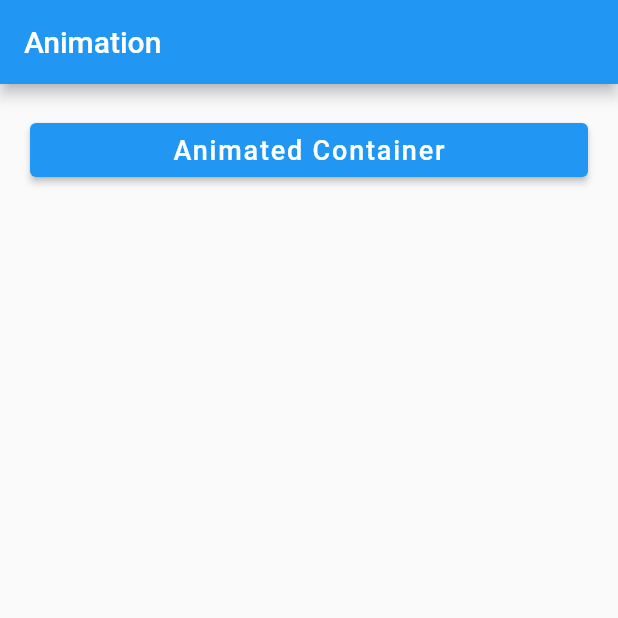
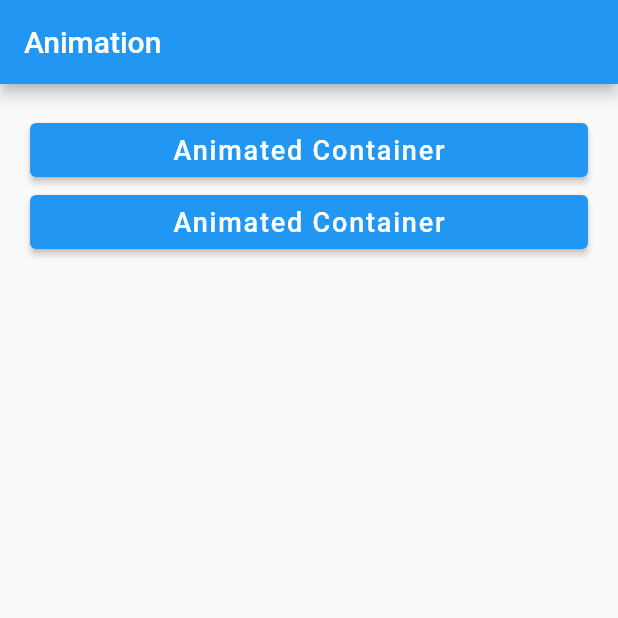
Before and after one commit to amirhossein-jahangiri/Flutter-Animation-Examples, a Flutter app: the screen it shows after launch, on a phone screen of 412 x 824 dp, the top half of it. Run offline on Flutter 3.47's test engine with Material 2 defaults, Android fonts, the phone set to English and light mode, and no system bars.

Commit message:
update files and folders clean codes and make some separate widgets

```diff
--- a/lib/home_screen.dart
+++ b/lib/home_screen.dart
@@ -1,13 +1,16 @@
 import 'package:flutter/material.dart';
-import 'package:learn_animation/animated_screen/animated_container.dart';
+
+import 'items_widget.dart';
+import '/animated_screen/animated_container_widget.dart';
 
 class HomeScreen extends StatelessWidget {
   const HomeScreen({Key? key}) : super(key: key);
 
-  final TextStyle defaultTextStyle = const TextStyle(
-    fontSize: 18.0,
-    letterSpacing: 1.2,
-  );
+  _buildRoutingWithName(BuildContext context, Widget widgetName) {
+    return Navigator.of(context).push(
+      MaterialPageRoute(builder: (context) => widgetName),
+    );
+  }
 
   @override
   Widget build(BuildContext context) {
@@ -16,16 +19,22 @@ class HomeScreen extends StatelessWidget {
       body: ListView(
         padding: const EdgeInsets.all(20.0),
         children: [
-          ElevatedButton(
-            onPressed: () {
-              Navigator.of(context).push(
-                MaterialPageRoute(
-                  builder: (context) => const AnimatedContainerScreen(),
-                ),
-              );
-            },
-            child: Text('Animated Container', style: defaultTextStyle),
+          Items(
+            title: 'Animated Container',
+            press: () => _buildRoutingWithName(
+              context,
+              const AnimatedContainerScreen(),
+            ),
           ),
+
+          Items(
+            title: 'Animated Container',
+            press: () => _buildRoutingWithName(
+              context,
+              const AnimatedContainerScreen(),
+            ),
+          ),
+
         ],
       ),
     );
--- /dev/null
+++ b/lib/items_widget.dart
@@ -0,0 +1,25 @@
+import 'package:flutter/material.dart';
+
+class Items extends StatelessWidget {
+  const Items({
+    this.title,
+    this.press,
+    Key? key,
+  }) : super(key: key);
+
+  final String? title;
+  final Function()? press;
+
+  final TextStyle defaultTextStyle = const TextStyle(
+    fontSize: 18.0,
+    letterSpacing: 1.2,
+  );
+
+  @override
+  Widget build(BuildContext context) {
+    return ElevatedButton(
+      onPressed: press,
+      child: Text(title!, style: defaultTextStyle),
+    );
+  }
+}
```
Also changed, not shown: lib/animated_screen/animated_container_widget.dart (renamed from lib/animated_screen/animated_container.dart).
